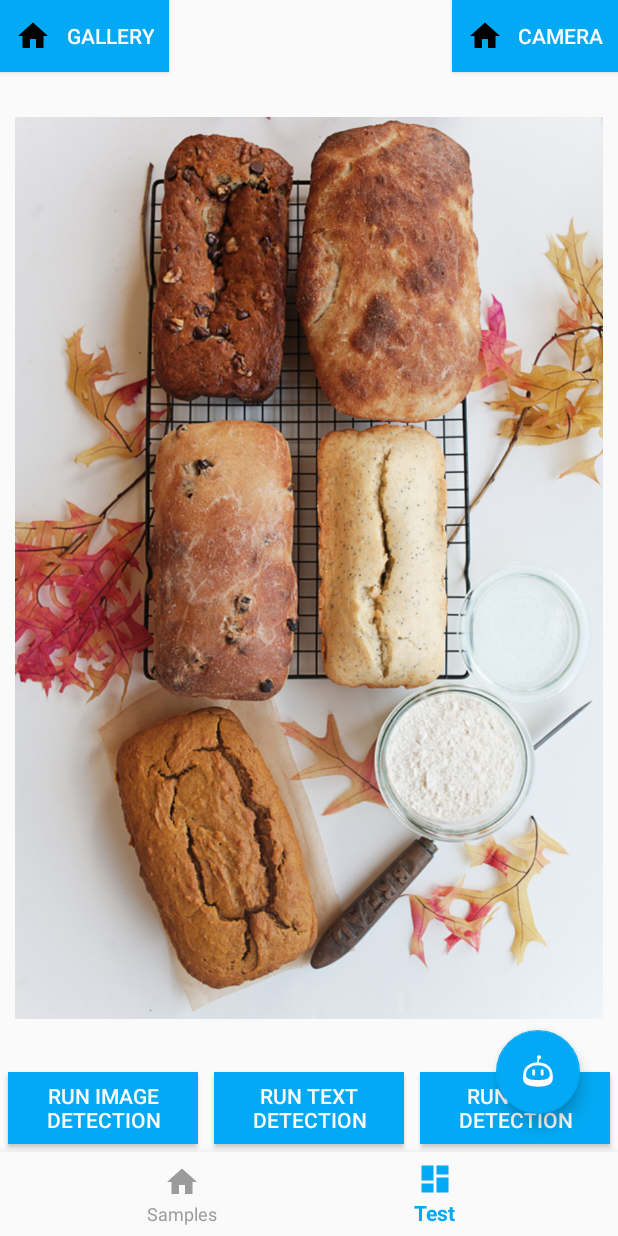
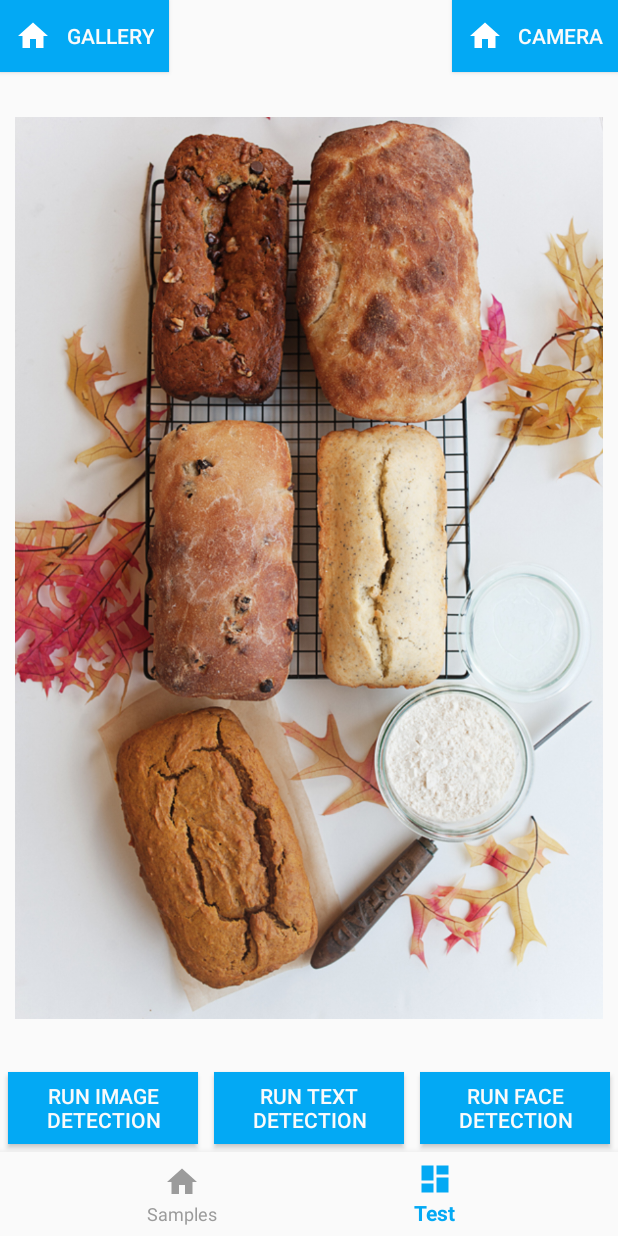
Before and after one commit to Gurupreet/MLKitDemoFirebase, an Android app: the screen it shows after launch (MainActivity), item 2 of the bottom bar chosen, on a phone screen of 412 x 824 dp. Run offline under Robolectric (Android 15) with nearby library versions, the phone set to English and light mode, and no system bars; our stand-ins replace Firebase (no records; nobody signed in at launch, a user with empty details on screens opened directly); 3 statements that could not run were skipped.

Commit message:
cleanup test and sample fragment

```diff
--- a/app/src/main/AndroidManifest.xml
+++ b/app/src/main/AndroidManifest.xml
@@ -34,7 +34,7 @@
 
         <meta-data
             android:name="com.google.firebase.ml.vision.DEPENDENCIES"
-            android:value="text,face,label,ocr, mobilenet_v1" />
+            android:value="text,face,label,ocr" />
 
         <activity
             android:name=".ui.MainActivity"
--- /dev/null
+++ b/app/src/main/java/com/guru/mlkitdemofirebase/data/model/Item.kt
@@ -0,0 +1,3 @@
+package com.guru.mlkitdemofirebase.data.model
+
+data class Item(var text: String, var id: Int)
--- a/app/src/main/java/com/guru/mlkitdemofirebase/ui/HorizontalRecyclerAdapter.kt
+++ b/app/src/main/java/com/guru/mlkitdemofirebase/ui/HorizontalRecyclerAdapter.kt
@@ -13,6 +13,7 @@ import com.google.firebase.ml.vision.text.FirebaseVisionText
 import com.guru.mlkitdemofirebase.R
 import com.guru.mlkitdemofirebase.data.MLManager
 import com.guru.mlkitdemofirebase.data.MLResponseListener
+import com.guru.mlkitdemofirebase.data.model.Item
 import com.guru.mlkitdemofirebase.utill.Constants
 import kotlinx.android.synthetic.main.row_image_layout.view.*
 import java.util.logging.Logger
@@ -35,7 +36,7 @@ class HorizontalRecyclerAdapter(val mList: ArrayList<Any>, val mContext: Context
         val LOG = Logger.getLogger(this.javaClass.name)
         // Holds the TextView that will add each animal to
         fun bind(any: Any, type: String) {
-            val item = any as MainFragment.Item
+            val item = any as Item
             itemView.recy_title?.text = item.text
             itemView.recy_image?.setImageResource(item.id)
             val visionImage: FirebaseVisionImage = FirebaseVisionImage.fromBitmap((itemView.recy_image?.drawable as BitmapDrawable).bitmap)
@@ -55,6 +56,7 @@ class HorizontalRecyclerAdapter(val mList: ArrayList<Any>, val mContext: Context
 
                     }
                 })
+
                 Constants.TAG_TEXT -> MLManager.get().detectText(visionImage, object : MLResponseListener {
                     override fun onSuccess(result: Any, type: String) {
                         val item = result as FirebaseVisionText
@@ -72,6 +74,7 @@ class HorizontalRecyclerAdapter(val mList: ArrayList<Any>, val mContext: Context
                         itemView.recy_title?.text = error
                     }
                 })
+
                 Constants.TAG_FACE -> MLManager.get().detectFace(visionImage, object : MLResponseListener {
                     override fun onSuccess(result: Any, type: String) {
                         val list = result as List<FirebaseVisionFace>
@@ -81,11 +84,14 @@ class HorizontalRecyclerAdapter(val mList: ArrayList<Any>, val mContext: Context
 
                         }
                         list.forEach {
-                            itemView.recy_title?.append("Person smiling : "+it.smilingProbability+"\n")
+                            itemView.recy_title?.append("Person smiling : " + it.smilingProbability + "\n"+
+                                                        "Left eye open : " + it.leftEyeOpenProbability + "\n"+
+                                                         "Right eye open : " + it.rightEyeOpenProbability + "\n")
                         }
                     }
 
                     override fun onFailure(error: String) {
+                        itemView.recy_title?.text = "No face detected"
                     }
                 })
             }
--- a/app/src/main/java/com/guru/mlkitdemofirebase/ui/MainActivity.kt
+++ b/app/src/main/java/com/guru/mlkitdemofirebase/ui/MainActivity.kt
@@ -5,12 +5,14 @@ import android.os.Bundle
 import android.os.Handler
 import android.support.design.widget.BottomNavigationView
 import android.support.v7.app.AppCompatActivity
+import android.widget.Toast
 import com.google.firebase.FirebaseApp
 import com.guru.mlkitdemofirebase.R
 import com.guru.mlkitdemofirebase.data.FirebaseManager
 import com.guru.mlkitdemofirebase.ui.chatbot.ChatBotActivity
 import com.guru.mlkitdemofirebase.utill.Constants
 import kotlinx.android.synthetic.main.activity_main.*
+import java.lang.IllegalArgumentException
 
 class MainActivity : AppCompatActivity() {
     private var TAG = Constants.TAG_LABEL
@@ -24,10 +26,6 @@ class MainActivity : AppCompatActivity() {
         handler = Handler()
         loadFragment(TAG)
         FirebaseManager.get().createUserAuth()
-        chat.setOnClickListener {
-            val intent = Intent(this, ChatBotActivity::class.java)
-            startActivity(intent)
-        }
     }
 
     private val mOnNavigationItemSelectedListener = BottomNavigationView.OnNavigationItemSelectedListener { item ->
@@ -53,9 +51,13 @@ class MainActivity : AppCompatActivity() {
             else -> loadFragment(Constants.TAG_LABEL)
         }
         handler?.post {
-            val fragmentTransaction = supportFragmentManager.beginTransaction()
-            fragmentTransaction.replace(R.id.containerView, fragment as android.support.v4.app.Fragment)
-            fragmentTransaction.commit()
+            try {
+                val fragmentTransaction = supportFragmentManager.beginTransaction()
+                fragmentTransaction.replace(R.id.containerView, fragment as android.support.v4.app.Fragment)
+                fragmentTransaction.commit()
+            } catch (e: IllegalArgumentException) {
+                Toast.makeText(this, "Error loading fragments", Toast.LENGTH_SHORT).show()
+            }
         }
     }
 }
--- a/app/src/main/java/com/guru/mlkitdemofirebase/ui/MainFragment.kt
+++ b/app/src/main/java/com/guru/mlkitdemofirebase/ui/MainFragment.kt
@@ -1,6 +1,7 @@
 package com.guru.mlkitdemofirebase.ui
 
 
+import android.content.Intent
 import android.os.Bundle
 import android.support.v4.app.Fragment
 import android.view.LayoutInflater
@@ -10,6 +11,8 @@ import kotlinx.android.synthetic.main.fragment_main.*
 import android.support.v7.widget.LinearLayoutManager
 import android.support.v7.widget.RecyclerView
 import com.guru.mlkitdemofirebase.R
+import com.guru.mlkitdemofirebase.data.model.Item
+import com.guru.mlkitdemofirebase.ui.chatbot.ChatBotActivity
 import com.guru.mlkitdemofirebase.utill.Constants
 
 
@@ -33,6 +36,11 @@ class MainFragment : Fragment() {
         adapterFace.notifyDataSetChanged()
         adapterText.notifyDataSetChanged()
         adapterLabel.notifyDataSetChanged()
+        chat.setOnClickListener {
+            val intent = Intent(context, ChatBotActivity::class.java)
+            startActivity(intent)
+        }
+
 
     }
 
@@ -53,14 +61,8 @@ class MainFragment : Fragment() {
         texts.add(Item("ML running .. ", R.drawable.q6))
 
         faces.add(Item("ML running .. ", R.drawable.food))
-        faces.add(Item("ML running .. ", R.drawable.running))
         faces.add(Item("ML running .. ", R.drawable.l4))
         faces.add(Item("ML running .. ", R.drawable.l5))
-
-
-
-
-
 
         val lm : RecyclerView.LayoutManager  = LinearLayoutManager(context, LinearLayoutManager.HORIZONTAL, false)
         label_recyclerview?.layoutManager = lm
@@ -76,10 +78,9 @@ class MainFragment : Fragment() {
         face_recyclerview?.layoutManager = lm2
         adapterFace = HorizontalRecyclerAdapter(faces, context, Constants.TAG_FACE)
         face_recyclerview?.adapter = adapterFace
-
     }
 
 
-    data class Item(var text: String, var id: Int)
+
 
 }
--- a/app/src/main/java/com/guru/mlkitdemofirebase/ui/TestFragment.kt
+++ b/app/src/main/java/com/guru/mlkitdemofirebase/ui/TestFragment.kt
@@ -49,6 +49,7 @@ class TestFragment : Fragment() {
 
     private var visionImage: FirebaseVisionImage? = null
     private var cameraUri: Uri? = null
+
     override fun onCreateView(inflater: LayoutInflater, container: ViewGroup?,
                               savedInstanceState: Bundle?): View? {
         // Inflate the layout for this fragment
@@ -58,8 +59,25 @@ class TestFragment : Fragment() {
     override fun onViewCreated(view: View, savedInstanceState: Bundle?) {
         super.onViewCreated(view, savedInstanceState)
         visionImage = FirebaseVisionImage.fromBitmap((test_image?.drawable as BitmapDrawable).bitmap)
+        test_label.setOnClickListener { runLabelDetection() }
+        test_text.setOnClickListener { runTextDetection() }
+        test_face.setOnClickListener { runFaceDetections() }
 
-        test_label.setOnClickListener {
+        upload.setOnClickListener {
+            result_text?.text = ""
+            result_text?.visibility = View.GONE
+            checkPermissionAndOpenGallery()
+        }
+
+        camera.setOnClickListener {
+            result_text?.text = ""
+            result_text?.visibility = View.GONE
+            checkCameraPermissionAndOpenCamera()
+        }
+
+    }
+
+    private fun runLabelDetection() {
         result_text?.visibility = View.VISIBLE
         result_text?.text = "Running ML..."
         MLManager.get().detectLabel(visionImage!!, object : MLResponseListener {
@@ -77,7 +95,7 @@ class TestFragment : Fragment() {
         })
     }
 
-        test_text.setOnClickListener {
+    private fun runTextDetection() {
         result_text?.visibility = View.VISIBLE
         result_text?.text = "Running ML..."
         MLManager.get().detectText(visionImage!!, object : MLResponseListener {
@@ -95,7 +113,7 @@ class TestFragment : Fragment() {
         })
     }
 
-        test_face.setOnClickListener {
+    private fun runFaceDetections() {
         result_text?.visibility = View.VISIBLE
         result_text?.text = "Running ML..."
         MLManager.get().detectFace(visionImage!!, object : MLResponseListener {
@@ -106,7 +124,9 @@ class TestFragment : Fragment() {
                     result_text.text = "No face detected"
                 }
                 list.forEach {
-                        result_text?.append("Person smiling : " + it.smilingProbability + "\n")
+                    result_text?.append("Person smiling : " + it.smilingProbability + "\n"+
+                                        "Left eye open : " + it.leftEyeOpenProbability + "\n"+
+                                        "Right eye open : " + it.rightEyeOpenProbability + "\n")
                 }
             }
 
@@ -114,20 +134,6 @@ class TestFragment : Fragment() {
                 result_text.text = "Failed to detect anything"
             }
         })
-        }
-
-        upload.setOnClickListener {
-            result_text?.text = ""
-            result_text?.visibility = View.GONE
-            checkPermissionAndOpenGallery()
-        }
-
-        camera.setOnClickListener {
-            result_text?.text = ""
-            result_text?.visibility = View.GONE
-            checkCameraPermissionAndOpenCamera()
-        }
-
     }
 
     private fun checkPermissionAndOpenGallery() {
--- a/app/src/main/res/layout/activity_main.xml
+++ b/app/src/main/res/layout/activity_main.xml
@@ -13,18 +13,6 @@
         android:layout_height="match_parent"
         android:layout_above="@+id/navigation" />
 
-    <android.support.design.widget.FloatingActionButton
-        android:id="@+id/chat"
-        android:layout_width="wrap_content"
-        android:layout_height="wrap_content"
-        android:layout_margin="@dimen/fab_margin"
-        app:fabSize="normal"
-        android:visibility="visible"
-        android:layout_alignParentRight="true"
-        android:layout_above="@id/navigation"
-        android:src="@drawable/ic_bot"
-        android:tint="@color/white" />
-
     <android.support.design.widget.BottomNavigationView
         android:id="@+id/navigation"
         android:layout_width="match_parent"
--- a/app/src/main/res/layout/fragment_test.xml
+++ b/app/src/main/res/layout/fragment_test.xml
@@ -17,6 +17,7 @@
            android:layout_alignParentTop="true"
            android:layout_alignParentLeft="true"
            android:padding="10dp"
+           android:drawableTint="@color/white"
            android:drawablePadding="10dp"
            android:textColor="@color/colorPrimary"
            android:background="@color/colorAccent"
@@ -30,6 +31,7 @@
            android:layout_alignParentRight="true"
            android:drawableLeft="@drawable/ic_home_black_24dp"
            android:padding="10dp"
+           android:drawableTint="@color/white"
            android:drawablePadding="10dp"
            android:textColor="@color/colorPrimary"
            android:background="@color/colorAccent"
```
Also changed, not shown: app/src/main/java/com/guru/mlkitdemofirebase/data/ChatBotManager.kt (+7 -0 lines), app/src/main/java/com/guru/mlkitdemofirebase/data/MLManager.kt (+8 -1 lines), app/src/main/java/com/guru/mlkitdemofirebase/ui/chatbot/ChatBotActivity.kt (+29 -26 lines), app/src/main/res/layout/fragment_main.xml (+24 -9 lines). Lines whose indentation alone changed are shown as unchanged.
